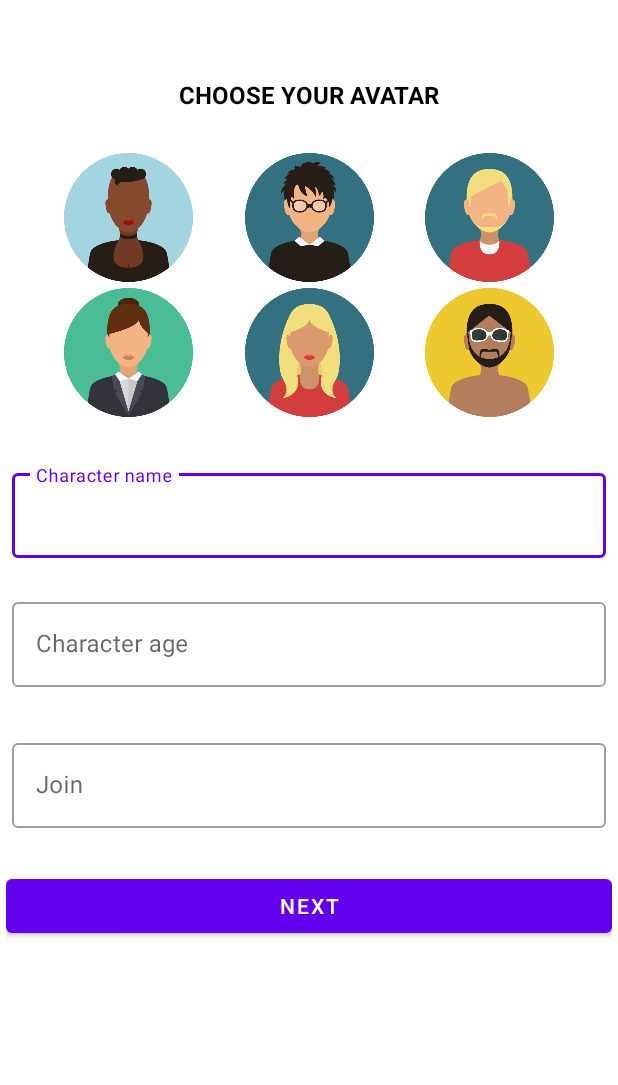
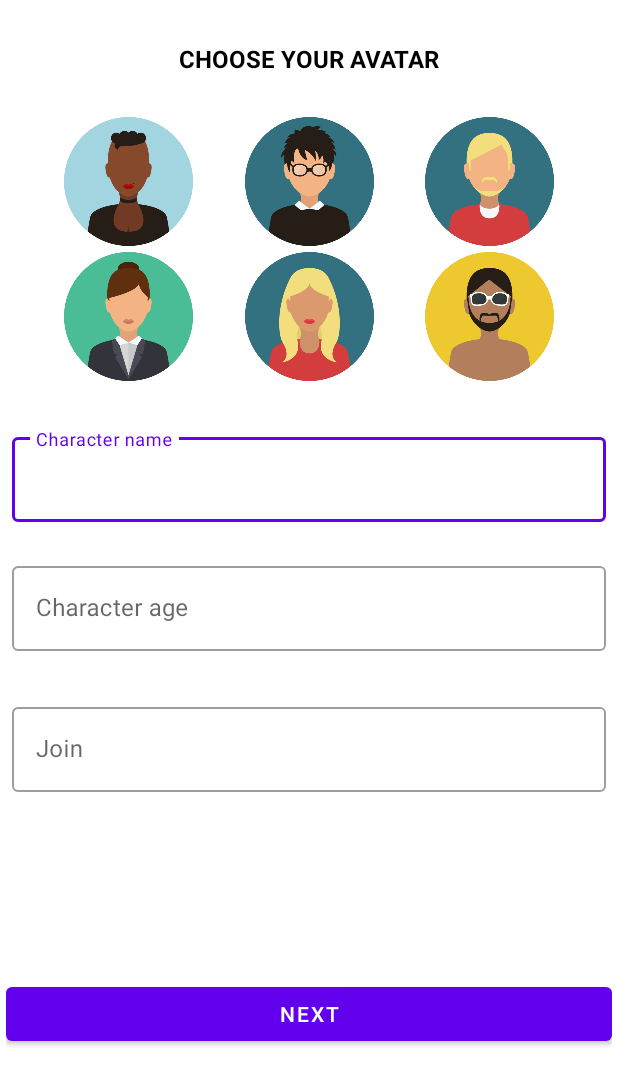
Before and after one commit to MobilerDev/SafeArgsWithNavigation, an Android app: the screen it shows after launch (MainActivity), on a phone screen of 412 x 824 dp. Shown: the top 1085 px of the screen. Run offline under Robolectric (Android 15) with nearby library versions, the phone set to English and light mode, and no system bars.

Commit message:
layout_height fixed in fragment_register.xml

```diff
--- a/app/src/main/res/layout/fragment_register.xml
+++ b/app/src/main/res/layout/fragment_register.xml
@@ -1,11 +1,10 @@
 <?xml version="1.0" encoding="utf-8"?>
 
-<androidx.constraintlayout.widget.ConstraintLayout
-    xmlns:android="http://schemas.android.com/apk/res/android"
+<androidx.constraintlayout.widget.ConstraintLayout xmlns:android="http://schemas.android.com/apk/res/android"
     xmlns:app="http://schemas.android.com/apk/res-auto"
     xmlns:tools="http://schemas.android.com/tools"
     android:layout_width="match_parent"
-    android:layout_height="wrap_content"
+    android:layout_height="match_parent"
     android:padding="4dp"
     tools:context=".RegisterFragment">
 
@@ -13,7 +12,7 @@
         android:id="@+id/textView"
         android:layout_width="wrap_content"
         android:layout_height="wrap_content"
-        android:layout_marginTop="48dp"
+        android:layout_marginTop="24dp"
         android:text="@string/choose_your_avatar"
         android:textColor="@color/black"
         android:textSize="16sp"
@@ -67,12 +66,10 @@
         android:id="@+id/btn_next"
         android:layout_width="match_parent"
         android:layout_height="wrap_content"
-        android:layout_marginTop="24dp"
         android:text="@string/next"
         app:layout_constraintBottom_toBottomOf="parent"
         app:layout_constraintEnd_toEndOf="parent"
         app:layout_constraintStart_toStartOf="parent"
-        app:layout_constraintTop_toBottomOf="@+id/til_room_number"
-        app:layout_constraintVertical_bias="0.88" />
+        app:layout_constraintTop_toBottomOf="@+id/til_room_number" />
 
 </androidx.constraintlayout.widget.ConstraintLayout>
```
